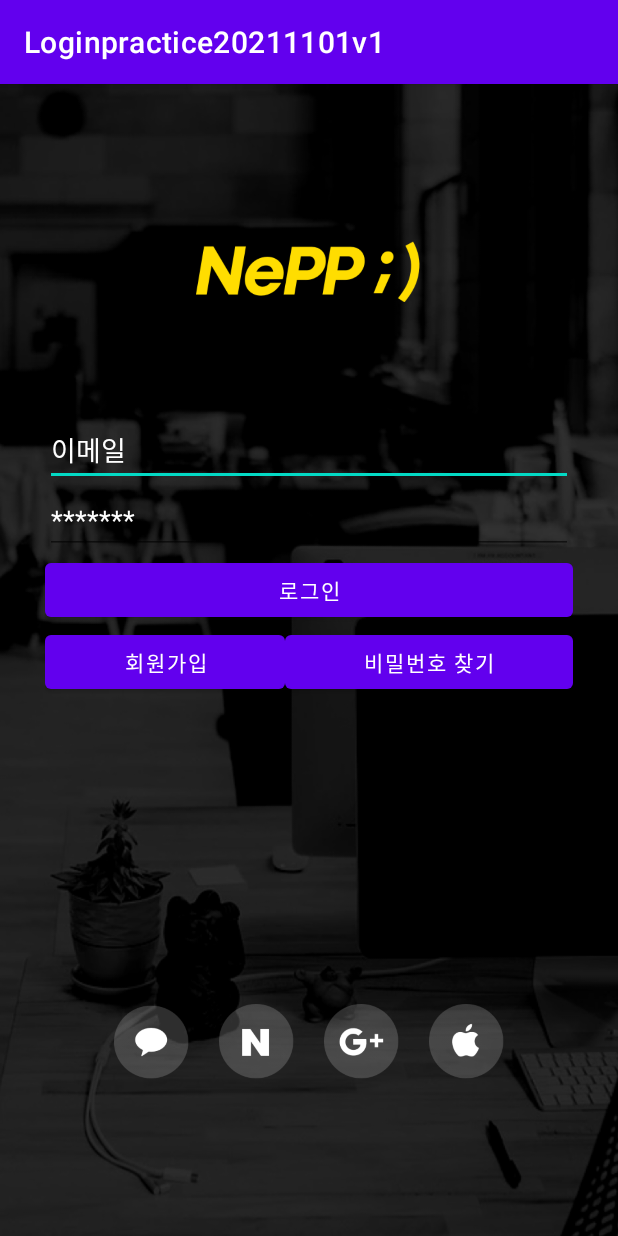
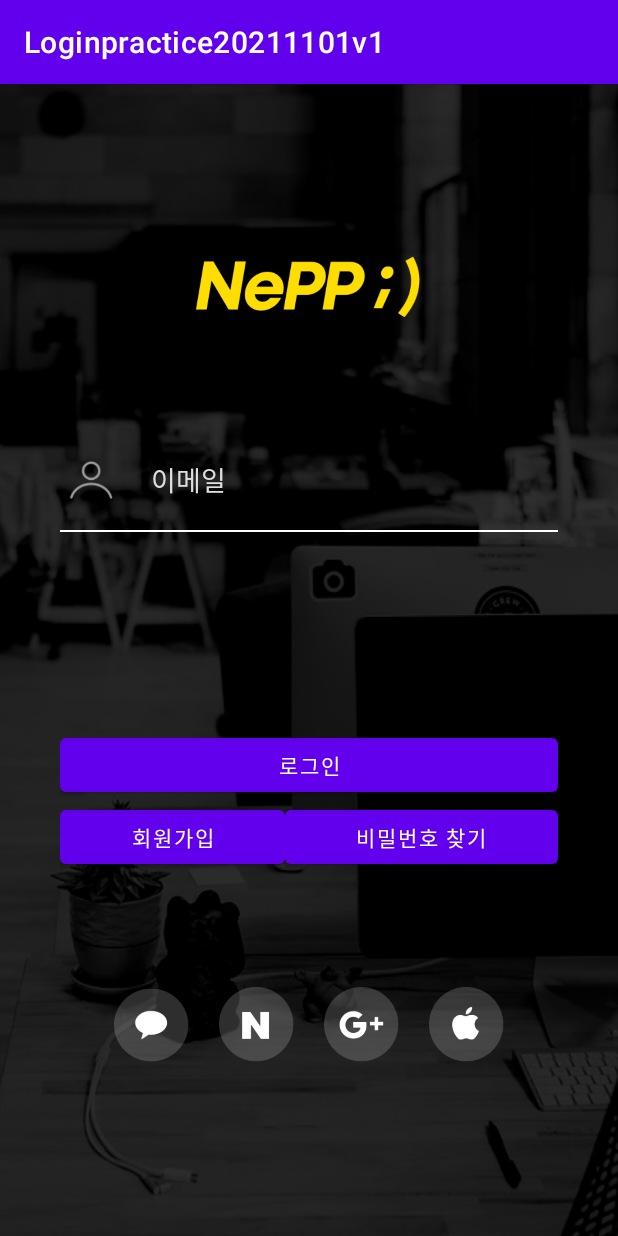
Before and after one commit to Ahhyun234/Loginpractice20211101v1, an Android app: the screen it shows after launch (MainActivity), on a phone screen of 412 x 824 dp. Run offline under Robolectric (Android 15) with nearby library versions, the phone set to English and light mode, and no system bars.

Commit message:
이메일 입력칸 배치

```diff
--- a/app/src/main/res/layout/activity_main.xml
+++ b/app/src/main/res/layout/activity_main.xml
@@ -6,7 +6,7 @@
     android:layout_height="match_parent"
     tools:context=".MainActivity"
     android:orientation="vertical"
-    android:padding="30dp"
+    android:padding="40dp"
     android:background="@drawable/login_background"
     >
 
@@ -29,21 +29,41 @@
             android:layout_width="match_parent"
             android:layout_height="wrap_content"
             android:orientation="vertical"
-            android:layout_weight="1"
-            >
-        <EditText
-            android:layout_width="match_parent"
-            android:layout_height="wrap_content"
-            android:hint="이메일"
-            android:textColorHint="@color/white"
-            />
+            android:layout_weight="1">
 
-        <EditText
-            android:layout_width="match_parent"
-            android:layout_height="wrap_content"
-            android:hint="*******"
-            android:textColorHint="@color/white"
-            />
+            <LinearLayout
+                android:layout_width="match_parent"
+                android:layout_height="wrap_content"
+                android:orientation="horizontal"
+                android:gravity="center_vertical">
+                <ImageView
+                    android:layout_width="30dp"
+                    android:layout_height="30dp"
+                    android:layout_margin="5dp"
+                    android:src="@drawable/id_icon" />
+
+                <EditText
+                    android:layout_width="match_parent"
+                    android:layout_height="wrap_content"
+                    android:hint="이메일"
+                    android:textColor="@color/white"
+                    android:textColorHint="#dfdfdf"
+                    android:layout_margin="20dp"
+                    android:background="#00000000"/>
+
+            </LinearLayout>
+
+            <TextView
+                android:layout_width="match_parent"
+                android:layout_height="1dp"
+                android:background="#ffffff"/>
+
+
+        </LinearLayout>
+
+
+
+
 
         <Button
             android:layout_width="match_parent"
@@ -67,7 +87,7 @@
                 android:text="비밀번호 찾기"
                 android:layout_weight="1"
                 android:textColor="@color/white"/>
-            </LinearLayout>
+
 
         </LinearLayout>
 
```
